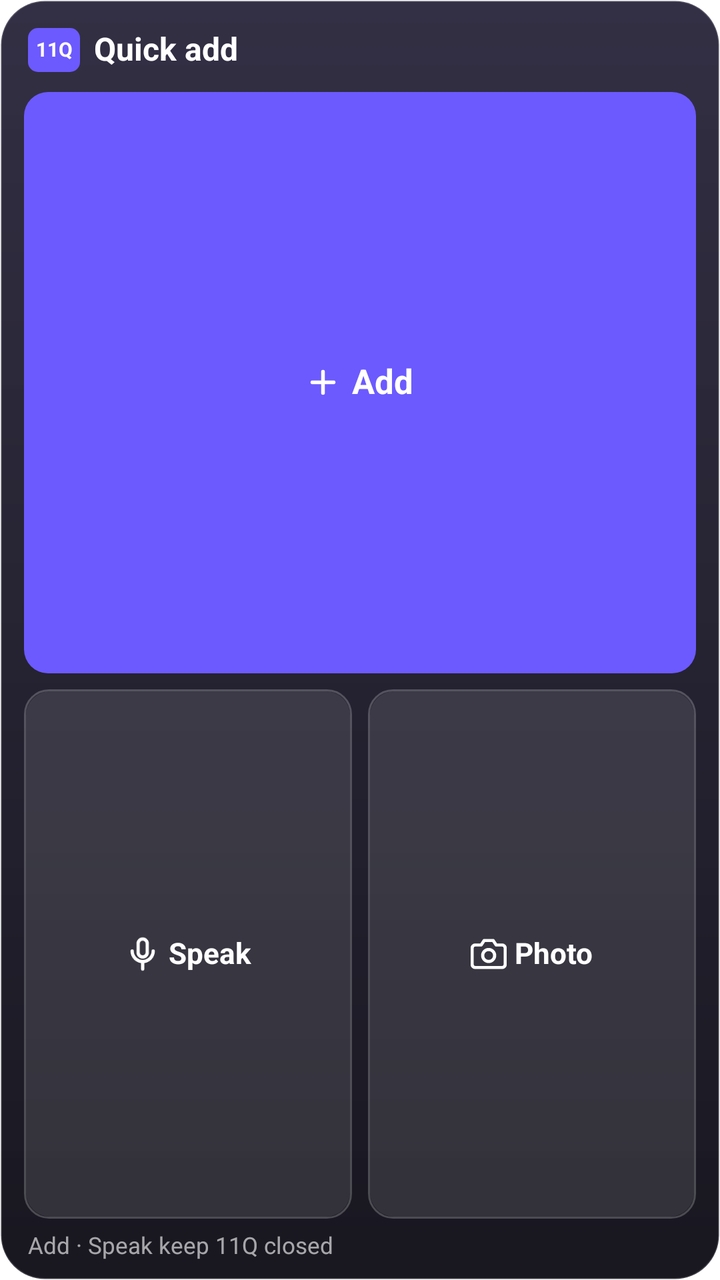
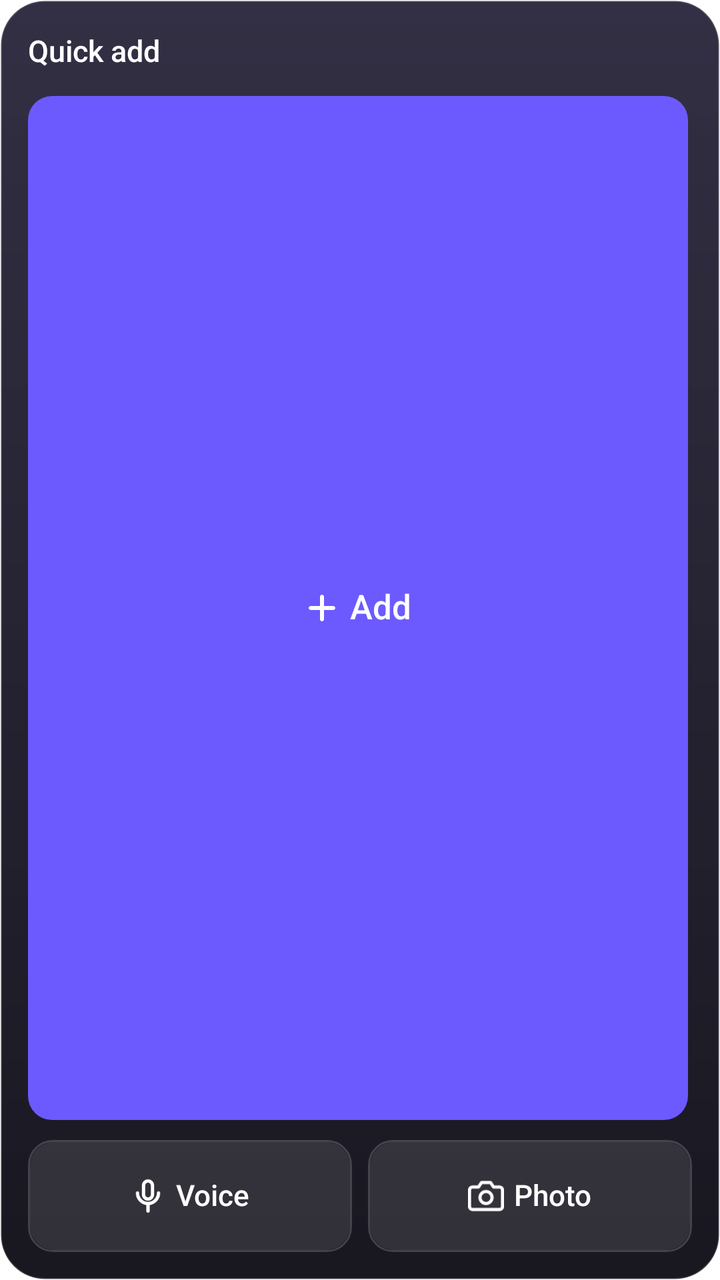

Before-and-after screenshots of an Android layout around one commit, followed by the original layout XML and the change that was made.
<!-- AndroidManifest.xml: fallback theme Theme.MaterialComponents.DayNight.NoActionBar -->
<!-- res/layout/q11_widget_quick_preview.xml -->
<?xml version="1.0" encoding="utf-8"?>
<FrameLayout xmlns:android="http://schemas.android.com/apk/res/android"
    android:layout_width="match_parent"
    android:layout_height="match_parent">

    <LinearLayout
        android:layout_width="match_parent"
        android:layout_height="match_parent"
        android:background="@drawable/q11_bg_glass"
        android:orientation="vertical"
        android:paddingStart="12dp"
        android:paddingTop="8dp"
        android:paddingEnd="12dp"
        android:paddingBottom="10dp">

        <LinearLayout
            android:layout_width="match_parent"
            android:layout_height="34dp"
            android:gravity="center_vertical"
            android:orientation="horizontal"
            android:paddingStart="2dp">

            <TextView
                android:layout_width="26dp"
                android:layout_height="22dp"
                android:background="@drawable/q11_round_white"
                android:backgroundTint="#FF6C5AFF"
                android:gravity="center"
                android:includeFontPadding="false"
                android:text="@string/q11_widget_title"
                android:textColor="#FFFFFFFF"
                android:textSize="10sp"
                android:textStyle="bold" />

            <TextView
                android:layout_width="wrap_content"
                android:layout_height="wrap_content"
                android:layout_marginStart="7dp"
                android:ellipsize="end"
                android:includeFontPadding="false"
                android:maxLines="1"
                android:text="@string/q11_quick_label"
                android:textColor="#FFFFFFFF"
                android:textSize="16sp"
                android:textStyle="bold" />
        </LinearLayout>

        
        <FrameLayout
            android:layout_width="match_parent"
            android:layout_height="0dp"
            android:layout_marginTop="4dp"
            android:layout_weight="1.1">

            <LinearLayout
                android:layout_width="match_parent"
                android:layout_height="match_parent"
                android:background="@drawable/q11_f_r12"
                android:backgroundTint="#FF6C5AFF"
                android:gravity="center"
                android:orientation="horizontal">

                <ImageView
                    android:layout_width="17dp"
                    android:layout_height="17dp"
                    android:importantForAccessibility="no"
                    android:src="@drawable/q11_ic_plus" />

                <TextView
                    android:layout_width="wrap_content"
                    android:layout_height="wrap_content"
                    android:layout_marginStart="6dp"
                    android:includeFontPadding="false"
                    android:maxLines="1"
                    android:text="@string/q11_widget_add_short"
                    android:textColor="#FFFFFFFF"
                    android:textSize="17sp"
                    android:textStyle="bold" />
            </LinearLayout>
        </FrameLayout>

        
        <LinearLayout
            android:layout_width="match_parent"
            android:layout_height="0dp"
            android:layout_marginTop="8dp"
            android:layout_weight="1"
            android:orientation="horizontal">

            <FrameLayout
                android:layout_width="0dp"
                android:layout_height="match_parent"
                android:layout_marginEnd="8dp"
                android:layout_weight="1"
                android:background="@drawable/q11_l_r12"
                android:backgroundTint="#38FFFFFF"
                android:padding="1dp">

                <LinearLayout
                    android:layout_width="match_parent"
                    android:layout_height="match_parent"
                    android:background="@drawable/q11_f_r12"
                    android:backgroundTint="#1CFFFFFF"
                    android:gravity="center"
                    android:orientation="horizontal">

                    <ImageView
                        android:layout_width="18dp"
                        android:layout_height="18dp"
                        android:importantForAccessibility="no"
                        android:src="@drawable/q11_ic_mic" />

                    <TextView
                        android:layout_width="wrap_content"
                        android:layout_height="wrap_content"
                        android:layout_marginStart="4dp"
                        android:includeFontPadding="false"
                        android:maxLines="1"
                        android:text="@string/q11_quick_voice"
                        android:textColor="#FFFFFFFF"
                        android:textSize="14.5sp"
                        android:textStyle="bold" />
                </LinearLayout>
            </FrameLayout>

            <FrameLayout
                android:layout_width="0dp"
                android:layout_height="match_parent"
                android:layout_weight="1"
                android:background="@drawable/q11_l_r12"
                android:backgroundTint="#38FFFFFF"
                android:padding="1dp">

                <LinearLayout
                    android:layout_width="match_parent"
                    android:layout_height="match_parent"
                    android:background="@drawable/q11_f_r12"
                    android:backgroundTint="#1CFFFFFF"
                    android:gravity="center"
                    android:orientation="horizontal">

                    <ImageView
                        android:layout_width="18dp"
                        android:layout_height="18dp"
                        android:importantForAccessibility="no"
                        android:src="@drawable/q11_ic_camera" />

                    <TextView
                        android:layout_width="wrap_content"
                        android:layout_height="wrap_content"
                        android:layout_marginStart="4dp"
                        android:includeFontPadding="false"
                        android:maxLines="1"
                        android:text="@string/q11_quick_photo"
                        android:textColor="#FFFFFFFF"
                        android:textSize="14.5sp"
                        android:textStyle="bold" />
                </LinearLayout>
            </FrameLayout>
        </LinearLayout>

        <TextView
            android:layout_width="match_parent"
            android:layout_height="wrap_content"
            android:layout_marginTop="7dp"
            android:ellipsize="end"
            android:includeFontPadding="false"
            android:maxLines="1"
            android:paddingStart="2dp"
            android:text="@string/q11_quick_foot"
            android:textColor="#9EFFFFFF"
            android:textSize="11.5sp" />
    </LinearLayout>
</FrameLayout>
<!-- resources referenced by this layout -->
<resources>
  <!-- drawable q11_bg_glass (drawable) -->
  <?xml version="1.0" encoding="utf-8"?>
  <shape xmlns:android="http://schemas.android.com/apk/res/android" android:shape="rectangle">
      <gradient android:angle="270" android:startColor="#F228243A" android:endColor="#F7111019" android:type="linear" />
      <stroke android:width="1dp" android:color="#29FFFFFF" />
      <corners android:radius="22dp" />
  </shape>
  <!-- drawable q11_f_r12 (drawable) -->
  <?xml version="1.0" encoding="utf-8"?>
  <shape xmlns:android="http://schemas.android.com/apk/res/android" android:shape="rectangle">
      <solid android:color="#FFFFFFFF" />
      <corners android:radius="12dp" />
  </shape>
  <!-- drawable q11_ic_camera (drawable) -->
  <?xml version="1.0" encoding="utf-8"?>
  <vector xmlns:android="http://schemas.android.com/apk/res/android"
      android:width="23dp"
      android:height="23dp"
      android:viewportWidth="24"
      android:viewportHeight="24">
      <path
          android:fillColor="#00000000"
          android:pathData="M23,19a2,2 0,0 1,-2 2H3a2,2 0,0 1,-2 -2V8a2,2 0,0 1,2 -2h4l2,-3h6l2,3h4a2,2 0,0 1,2 2z"
          android:strokeWidth="2.1"
          android:strokeColor="#FFFFFFFF"
          android:strokeLineCap="round"
          android:strokeLineJoin="round" />
      <path
          android:fillColor="#00000000"
          android:pathData="M12,13m-4,0a4,4 0,1 1,8 0a4,4 0,1 1,-8 0"
          android:strokeWidth="2.1"
          android:strokeColor="#FFFFFFFF" />
  </vector>
  <!-- drawable q11_ic_mic (drawable) -->
  <?xml version="1.0" encoding="utf-8"?>
  <vector xmlns:android="http://schemas.android.com/apk/res/android"
      android:width="22dp"
      android:height="22dp"
      android:viewportWidth="24"
      android:viewportHeight="24">
      <path
          android:fillColor="#00000000"
          android:pathData="M9,5a3,3 0,0 1,6 0v6a3,3 0,0 1,-6 0z"
          android:strokeWidth="2.2"
          android:strokeColor="#FFFFFFFF"
          android:strokeLineCap="round"
          android:strokeLineJoin="round" />
      <path
          android:fillColor="#00000000"
          android:pathData="M5,10a7,7 0,0 0,14 0M12,17v5"
          android:strokeWidth="2.2"
          android:strokeColor="#FFFFFFFF"
          android:strokeLineCap="round"
          android:strokeLineJoin="round" />
  </vector>
  <!-- drawable q11_ic_plus (drawable) -->
  <?xml version="1.0" encoding="utf-8"?>
  <vector xmlns:android="http://schemas.android.com/apk/res/android"
      android:width="14dp" android:height="14dp" android:viewportWidth="24" android:viewportHeight="24">
      <path android:fillColor="#00000000" android:strokeColor="#FFFFFFFF" android:strokeWidth="2.6"
          android:strokeLineCap="round" android:pathData="M12,4.5L12,19.5M4.5,12L19.5,12" />
  </vector>
  <!-- drawable q11_l_r12 (drawable) -->
  <?xml version="1.0" encoding="utf-8"?>
  <shape xmlns:android="http://schemas.android.com/apk/res/android" android:shape="rectangle">
      <solid android:color="#00000000" />
      <stroke android:width="1dp" android:color="#FFFFFFFF" />
      <corners android:radius="12dp" />
  </shape>
  <!-- drawable q11_round_white (drawable) -->
  <?xml version="1.0" encoding="utf-8"?>
  <shape xmlns:android="http://schemas.android.com/apk/res/android" android:shape="rectangle">
      <solid android:color="#FFFFFFFF" />
      <corners android:radius="5dp" />
  </shape>
  <string name="q11_quick_foot">Add · Speak keep 11Q closed</string>
  <string name="q11_quick_label">Quick add</string>
  <string name="q11_quick_photo">Photo</string>
  <string name="q11_quick_voice">Speak</string>
  <string name="q11_widget_add_short">Add</string>
  <string name="q11_widget_title" translatable="false">11Q</string>
</resources>

<!-- the commit's change to res/layout/q11_widget_quick_preview.xml (unified diff, before → after) -->
@@ -8,99 +8,45 @@
         android:layout_height="match_parent"
         android:background="@drawable/q11_bg_glass"
         android:orientation="vertical"
-        android:paddingStart="12dp"
-        android:paddingTop="8dp"
-        android:paddingEnd="12dp"
-        android:paddingBottom="10dp">
+        android:padding="14dp">
 
+        
         <LinearLayout
             android:layout_width="match_parent"
-            android:layout_height="34dp"
+            android:layout_height="24dp"
             android:gravity="center_vertical"
-            android:orientation="horizontal"
-            android:paddingStart="2dp">
-
-            <TextView
-                android:layout_width="26dp"
-                android:layout_height="22dp"
-                android:background="@drawable/q11_round_white"
-                android:backgroundTint="#FF6C5AFF"
-                android:gravity="center"
-                android:includeFontPadding="false"
-                android:text="@string/q11_widget_title"
-                android:textColor="#FFFFFFFF"
-                android:textSize="10sp"
-                android:textStyle="bold" />
+            android:orientation="horizontal">
 
             <TextView
                 android:layout_width="wrap_content"
                 android:layout_height="wrap_content"
-                android:layout_marginStart="7dp"
                 android:ellipsize="end"
                 android:includeFontPadding="false"
                 android:maxLines="1"
+                android:fontFamily="sans-serif-medium"
                 android:text="@string/q11_quick_label"
                 android:textColor="#FFFFFFFF"
-                android:textSize="16sp"
-                android:textStyle="bold" />
+                android:textSize="15sp" />
         </LinearLayout>
 
         
         <FrameLayout
             android:layout_width="match_parent"
             android:layout_height="0dp"
-            android:layout_marginTop="4dp"
-            android:layout_weight="1.1">
+            android:layout_marginTop="10dp"
+            android:layout_weight="1">
 
-            <LinearLayout
+            <FrameLayout
                 android:layout_width="match_parent"
                 android:layout_height="match_parent"
-                android:background="@drawable/q11_f_r12"
-                android:backgroundTint="#FF6C5AFF"
-                android:gravity="center"
-                android:orientation="horizontal">
-
-                <ImageView
-                    android:layout_width="17dp"
-                    android:layout_height="17dp"
-                    android:importantForAccessibility="no"
-                    android:src="@drawable/q11_ic_plus" />
-
-                <TextView
-                    android:layout_width="wrap_content"
-                    android:layout_height="wrap_content"
-                    android:layout_marginStart="6dp"
-                    android:includeFontPadding="false"
-                    android:maxLines="1"
-                    android:text="@string/q11_widget_add_short"
-                    android:textColor="#FFFFFFFF"
-                    android:textSize="17sp"
-                    android:textStyle="bold" />
-            </LinearLayout>
-        </FrameLayout>
-
-        
-        <LinearLayout
-            android:layout_width="match_parent"
-            android:layout_height="0dp"
-            android:layout_marginTop="8dp"
-            android:layout_weight="1"
-            android:orientation="horizontal">
-
-            <FrameLayout
-                android:layout_width="0dp"
-                android:layout_height="match_parent"
-                android:layout_marginEnd="8dp"
-                android:layout_weight="1"
-                android:background="@drawable/q11_l_r12"
-                android:backgroundTint="#38FFFFFF"
-                android:padding="1dp">
+                android:layout_marginEnd="2dp"
+                android:layout_marginBottom="2dp">
 
                 <LinearLayout
                     android:layout_width="match_parent"
                     android:layout_height="match_parent"
                     android:background="@drawable/q11_f_r12"
-                    android:backgroundTint="#1CFFFFFF"
+                    android:backgroundTint="#FF6C5AFF"
                     android:gravity="center"
                     android:orientation="horizontal">
 
@@ -108,67 +54,99 @@
                         android:layout_width="18dp"
                         android:layout_height="18dp"
                         android:importantForAccessibility="no"
-                        android:src="@drawable/q11_ic_mic" />
+                        android:src="@drawable/q11_ic_plus" />
 
                     <TextView
                         android:layout_width="wrap_content"
                         android:layout_height="wrap_content"
-                        android:layout_marginStart="4dp"
+                        android:layout_marginStart="5dp"
                         android:includeFontPadding="false"
                         android:maxLines="1"
-                        android:text="@string/q11_quick_voice"
+                        android:fontFamily="sans-serif-medium"
+                        android:text="@string/q11_widget_add_short"
                         android:textColor="#FFFFFFFF"
-                        android:textSize="14.5sp"
-                        android:textStyle="bold" />
+                        android:textSize="17sp" />
                 </LinearLayout>
             </FrameLayout>
+        </FrameLayout>
 
-            <FrameLayout
-                android:layout_width="0dp"
+        
+        <LinearLayout
+            android:layout_width="match_parent"
+            android:layout_height="56dp"
+            android:layout_marginTop="8dp"
+            android:orientation="horizontal">
+
+        <FrameLayout
+            android:layout_width="0dp"
+            android:layout_height="match_parent"
+            android:layout_marginEnd="8dp"
+            android:layout_weight="1"
+            android:background="@drawable/q11_l_r12"
+            android:backgroundTint="#2EFFFFFF"
+            android:padding="1dp">
+
+            <LinearLayout
+                android:layout_width="match_parent"
                 android:layout_height="match_parent"
-                android:layout_weight="1"
-                android:background="@drawable/q11_l_r12"
-                android:backgroundTint="#38FFFFFF"
-                android:padding="1dp">
+                android:background="@drawable/q11_f_r12"
+                android:backgroundTint="#1CFFFFFF"
+                android:gravity="center"
+                android:orientation="horizontal">
 
-                <LinearLayout
-                    android:layout_width="match_parent"
-                    android:layout_height="match_parent"
-                    android:background="@drawable/q11_f_r12"
-                    android:backgroundTint="#1CFFFFFF"
-                    android:gravity="center"
-                    android:orientation="horizontal">
+                <ImageView
+                    android:layout_width="18dp"
+                    android:layout_height="18dp"
+                    android:importantForAccessibility="no"
+                    android:src="@drawable/q11_ic_mic" />
 
-                    <ImageView
-                        android:layout_width="18dp"
-                        android:layout_height="18dp"
-                        android:importantForAccessibility="no"
-                        android:src="@drawable/q11_ic_camera" />
+                <TextView
+                    android:layout_width="wrap_content"
+                    android:layout_height="wrap_content"
+                    android:layout_marginStart="5dp"
+                    android:includeFontPadding="false"
+                    android:maxLines="1"
+                    android:fontFamily="sans-serif-medium"
+                    android:text="@string/q11_quick_voice"
+                    android:textColor="#FFFFFFFF"
+                    android:textSize="14.5sp" />
+            </LinearLayout>
+        </FrameLayout>
 
-                    <TextView
-                        android:layout_width="wrap_content"
-                        android:layout_height="wrap_content"
-                        android:layout_marginStart="4dp"
-                        android:includeFontPadding="false"
-                        android:maxLines="1"
-                        android:text="@string/q11_quick_photo"
-                        android:textColor="#FFFFFFFF"
-                        android:textSize="14.5sp"
-                        android:textStyle="bold" />
-                </LinearLayout>
-            </FrameLayout>
+        <FrameLayout
+            android:layout_width="0dp"
+            android:layout_height="match_parent"
+            android:layout_weight="1"
+            android:background="@drawable/q11_l_r12"
+            android:backgroundTint="#2EFFFFFF"
+            android:padding="1dp">
+
+            <LinearLayout
+                android:layout_width="match_parent"
+                android:layout_height="match_parent"
+                android:background="@drawable/q11_f_r12"
+                android:backgroundTint="#1CFFFFFF"
+                android:gravity="center"
+                android:orientation="horizontal">
+
+                <ImageView
+                    android:layout_width="18dp"
+                    android:layout_height="18dp"
+                    android:importantForAccessibility="no"
+                    android:src="@drawable/q11_ic_camera" />
+
+                <TextView
+                    android:layout_width="wrap_content"
+                    android:layout_height="wrap_content"
+                    android:layout_marginStart="5dp"
+                    android:includeFontPadding="false"
+                    android:maxLines="1"
+                    android:fontFamily="sans-serif-medium"
+                    android:text="@string/q11_quick_photo"
+                    android:textColor="#FFFFFFFF"
+                    android:textSize="14.5sp" />
+            </LinearLayout>
+        </FrameLayout>
         </LinearLayout>
-
-        <TextView
-            android:layout_width="match_parent"
-            android:layout_height="wrap_content"
-            android:layout_marginTop="7dp"
-            android:ellipsize="end"
-            android:includeFontPadding="false"
-            android:maxLines="1"
-            android:paddingStart="2dp"
-            android:text="@string/q11_quick_foot"
-            android:textColor="#9EFFFFFF"
-            android:textSize="11.5sp" />
     </LinearLayout>
 </FrameLayout>
<!-- resource entries referenced after the edit -->
@@ -69,17 +69,9 @@
       <stroke android:width="1dp" android:color="#FFFFFFFF" />
       <corners android:radius="12dp" />
   </shape>
-  <!-- drawable q11_round_white (drawable) -->
-  <?xml version="1.0" encoding="utf-8"?>
-  <shape xmlns:android="http://schemas.android.com/apk/res/android" android:shape="rectangle">
-      <solid android:color="#FFFFFFFF" />
-      <corners android:radius="5dp" />
-  </shape>
-  <string name="q11_quick_foot">Add · Speak keep 11Q closed</string>
   <string name="q11_quick_label">Quick add</string>
   <string name="q11_quick_photo">Photo</string>
-  <string name="q11_quick_voice">Speak</string>
+  <string name="q11_quick_voice">Voice</string>
   <string name="q11_widget_add_short">Add</string>
-  <string name="q11_widget_title" translatable="false">11Q</string>
 </resources>
 
